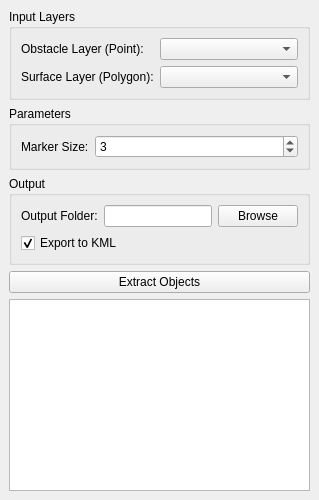
First picture: the form in Q_Pansopy/qpansopy_object_selection_dockwidget.ui, repository FLYGHT7/qpansopy, before the edit.
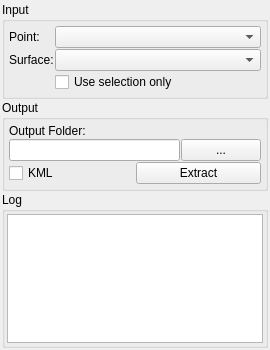
Second picture: the form after the edit. Custom widgets are drawn as their Qt base class.

```diff
--- a/Q_Pansopy/qpansopy_object_selection_dockwidget.ui
+++ b/Q_Pansopy/qpansopy_object_selection_dockwidget.ui
@@ -2,21 +2,51 @@
 <ui version="4.0">
  <class>QPANSOPYObjectSelectionDockWidget</class>
  <widget class="QDockWidget" name="QPANSOPYObjectSelectionDockWidget">
+  <property name="minimumSize">
+   <size>
+    <width>250</width>
+    <height>150</height>
+   </size>
+  </property>
+  <property name="maximumSize">
+   <size>
+    <width>16777215</width>
+    <height>350</height>
+   </size>
+  </property>
   <property name="windowTitle">
    <string>QPANSOPY Object Selection</string>
   </property>
   <widget class="QWidget" name="dockWidgetContents">
    <layout class="QVBoxLayout" name="verticalLayout">
+    <property name="spacing">
+     <number>1</number>
+    </property>
+    <property name="margin">
+     <number>2</number>
+    </property>
     <item>
-     <widget class="QGroupBox" name="layersGroupBox">
+     <widget class="QGroupBox" name="inputGroup">
+      <property name="sizePolicy">
+       <sizepolicy hsizetype="Preferred" vsizetype="Fixed">
+        <horstretch>0</horstretch>
+        <verstretch>0</verstretch>
+       </sizepolicy>
+      </property>
       <property name="title">
-       <string>Input Layers</string>
+       <string>Input</string>
       </property>
       <layout class="QFormLayout" name="formLayout">
+       <property name="spacing">
+        <number>1</number>
+       </property>
+       <property name="margin">
+        <number>4</number>
+       </property>
         <item row="0" column="0">
           <widget class="QLabel" name="pointLayerLabel">
            <property name="text">
-            <string>Obstacle Layer (Point):</string>
+          <string>Point:</string>
            </property>
           </widget>
         </item>
@@ -26,33 +56,20 @@
         <item row="1" column="0">
           <widget class="QLabel" name="surfaceLayerLabel">
            <property name="text">
-            <string>Surface Layer (Polygon):</string>
+          <string>Surface:</string>
            </property>
           </widget>
         </item>
         <item row="1" column="1">
           <widget class="QgsMapLayerComboBox" name="surfaceLayerComboBox"/>
         </item>
-      </layout>
-     </widget>
-    </item>
-    <item>
-     <widget class="QGroupBox" name="parametersGroupBox">
-      <property name="title">
-       <string>Parameters</string>
-      </property>
-      <layout class="QFormLayout" name="paramLayout">
-        <item row="0" column="0">
-          <widget class="QLabel" name="markerSizeLabel">
+       <item row="2" column="1">
+        <widget class="QCheckBox" name="useSelectionOnlyCheckBox">
            <property name="text">
-            <string>Marker Size:</string>
-           </property>
-          </widget>
-        </item>
-        <item row="0" column="1">
-          <widget class="QSpinBox" name="markerSizeSpinBox">
-           <property name="value">
-            <number>3</number>
+          <string>Use selection only</string>
+         </property>
+         <property name="checked">
+          <bool>false</bool>
            </property>
           </widget>
         </item>
@@ -60,13 +77,23 @@
      </widget>
     </item>
     <item>
-     <widget class="QGroupBox" name="outputGroupBox">
+     <widget class="QGroupBox" name="outputGroup">
+      <property name="sizePolicy">
+       <sizepolicy hsizetype="Preferred" vsizetype="Fixed">
+        <horstretch>0</horstretch>
+        <verstretch>0</verstretch>
+       </sizepolicy>
+      </property>
       <property name="title">
        <string>Output</string>
       </property>
-      <layout class="QVBoxLayout" name="verticalLayout_2">
-       <item>
-        <layout class="QHBoxLayout" name="horizontalLayout">
+      <layout class="QVBoxLayout" name="outputLayout">
+       <property name="spacing">
+        <number>1</number>
+       </property>
+       <property name="margin">
+        <number>4</number>
+       </property>
          <item>
           <widget class="QLabel" name="outputFolderLabel">
            <property name="text">
@@ -75,37 +102,58 @@
           </widget>
          </item>
          <item>
+        <layout class="QHBoxLayout" name="horizontalLayout">
+         <item>
           <widget class="QLineEdit" name="outputFolderLineEdit"/>
          </item>
          <item>
           <widget class="QPushButton" name="browseButton">
            <property name="text">
-            <string>Browse</string>
+            <string>...</string>
            </property>
           </widget>
          </item>
         </layout>
        </item>
+       <item>
+        <layout class="QHBoxLayout" name="buttonsLayout">
        <item>
         <widget class="QCheckBox" name="exportKmlCheckBox">
          <property name="text">
-          <string>Export to KML</string>
-         </property>
-         <property name="checked">
-          <bool>true</bool>
-         </property>
-        </widget>
-       </item>
-      </layout>
+            <string>KML</string>
+           </property>
      </widget>
     </item>
     <item>
      <widget class="QPushButton" name="calculateButton">
       <property name="text">
-       <string>Extract Objects</string>
+            <string>Extract</string>
       </property>
      </widget>
     </item>
+        </layout>
+       </item>
+      </layout>
+     </widget>
+    </item>
+    <item>
+     <widget class="QGroupBox" name="logGroup">
+      <property name="sizePolicy">
+       <sizepolicy hsizetype="Preferred" vsizetype="Fixed">
+        <horstretch>0</horstretch>
+        <verstretch>0</verstretch>
+       </sizepolicy>
+      </property>
+      <property name="title">
+       <string>Log</string>
+      </property>
+      <layout class="QVBoxLayout" name="logLayout">
+       <property name="spacing">
+        <number>1</number>
+       </property>
+       <property name="margin">
+        <number>2</number>
+       </property>
     <item>
      <widget class="QTextEdit" name="logTextEdit">
       <property name="readOnly">
@@ -115,6 +163,9 @@
     </item>
    </layout>
   </widget>
+    </item>
+   </layout>
+  </widget>
  </widget>
  <customwidgets>
   <customwidget>
```
Left out of the diff: 8 changed lines with no effect on the pictures. Lines whose indentation alone changed are shown as unchanged.
